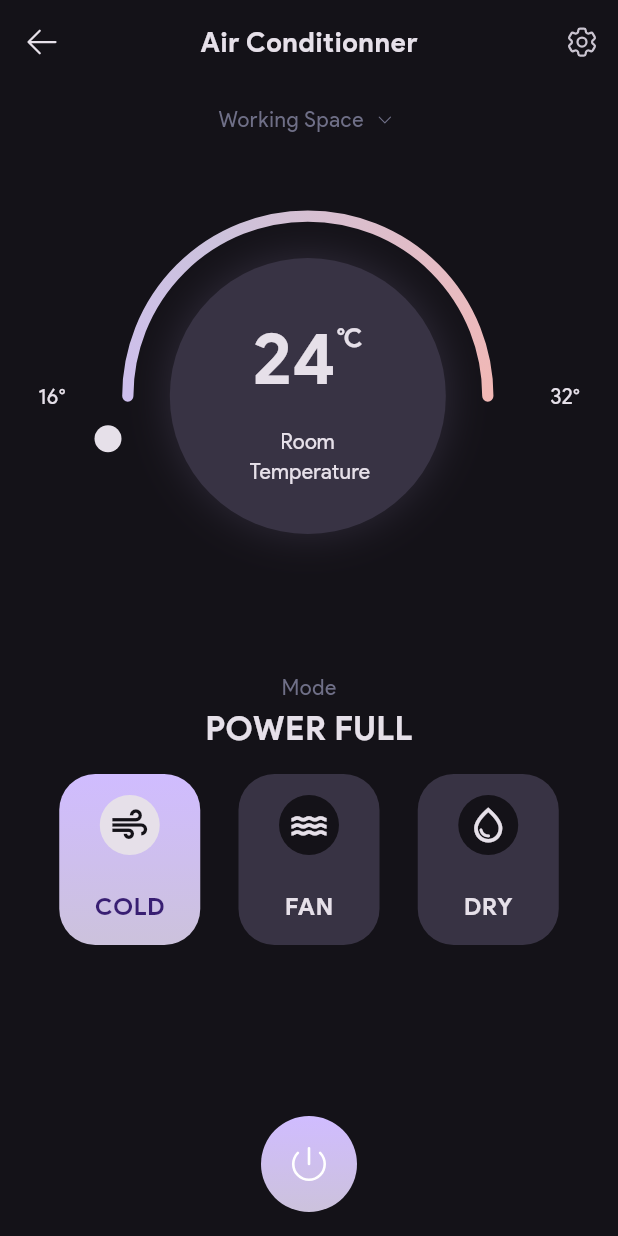
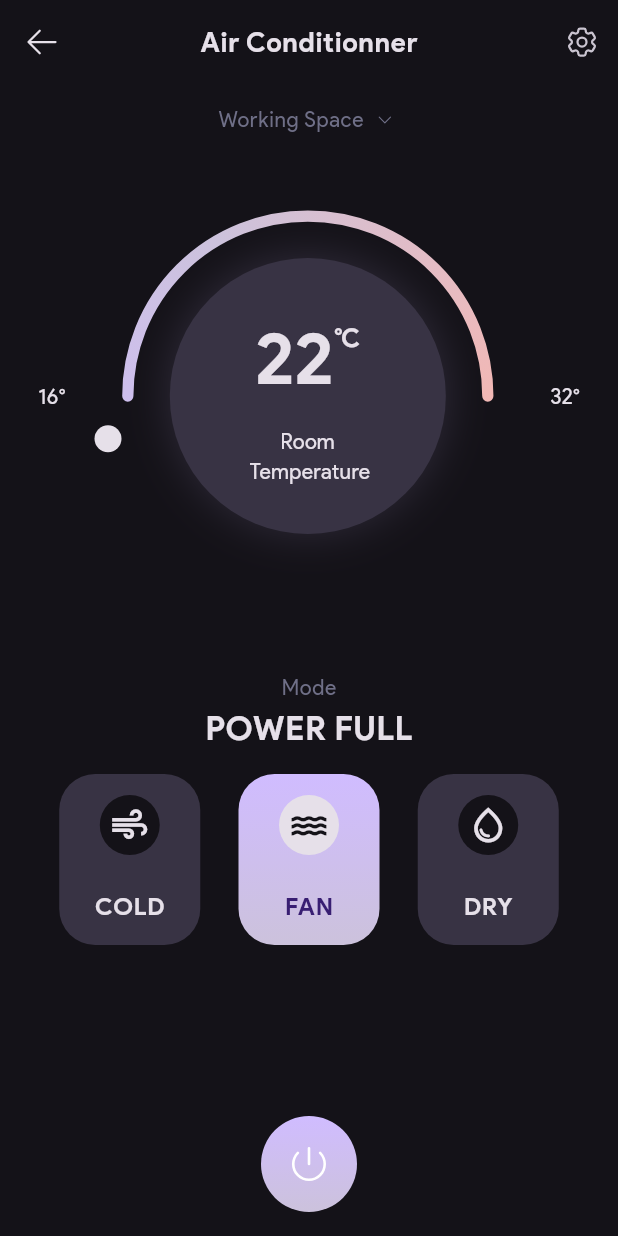
Before and after one commit to baimamboukar/smart_home_ui, a Flutter app: the screen it shows after launch, after a tap on "24", on a phone screen of 412 x 824 dp. Run offline on Flutter 3.47's test engine with Material 2 defaults, Android fonts, the phone set to English and light mode, and no system bars; drawn by our look-alikes of flutter_platform_widgets; our stand-ins replace bloc, flex_color_scheme, go_router, heroicons, redacted; generated files the repository leaves out were written again; network calls fail.

Commit message:
refactor: air_conditionner_view

```diff
--- a/lib/home/view/air_conditionner.dart
+++ b/lib/home/view/air_conditionner.dart
@@ -1,7 +1,10 @@
 import 'package:flutter/material.dart';
+import 'package:flutter_platform_widgets/flutter_platform_widgets.dart';
 import 'package:heroicons/heroicons.dart';
 import 'package:smart_home_ui/app/extensions/context.dart';
 import 'package:smart_home_ui/app/extensions/spacing.dart';
+import 'package:smart_home_ui/home/view/widgets/air_conditionner_preference_box.dart';
+import 'package:smart_home_ui/home/view/widgets/gradient_fab.dart';
 import 'package:smart_home_ui/home/view/widgets/slider.dart';
 
 class AirConditionner extends StatefulWidget {
@@ -17,27 +20,13 @@ class _AirConditionnerState extends State<AirConditionner> {
     return Scaffold(
       floatingActionButtonLocation: FloatingActionButtonLocation.centerFloat,
       floatingActionButton: InkWell(
-        onTap: () {},
-        child: Container(
-          height: 64,
-          width: 64,
-          decoration: BoxDecoration(
-            gradient: LinearGradient(
-              begin: Alignment.topCenter,
-              end: Alignment.bottomCenter,
-              colors: [
-                context.colorScheme.primary,
-                context.colorScheme.secondary,
-              ],
-            ),
-            shape: BoxShape.circle,
-          ),
-          child: const HeroIcon(
-            HeroIcons.power,
-            size: 28,
-            style: HeroIconStyle.solid,
-          ),
-        ),
+        onTap: () async {
+          await showPlatformDialog<void>(
+            context: context,
+            builder: (context) => const _TurnOffDialog(),
+          );
+        },
+        child: const GradientFAB(icon: HeroIcons.power),
       ),
       appBar: AppBar(
         centerTitle: true,
@@ -81,11 +70,66 @@ class _AirConditionnerState extends State<AirConditionner> {
             ),
             SizedBox(
               height: 320,
-              child: Hero(
-                tag: '0-air-conditionner',
               child: CircularSlider(
-                  onAngleChanged: (angle) {},
-                  center: Center(
+                onAngleChanged: (angle) => sliderAngle.value = angle,
+                center: const _InnerSliderBox(),
+              ),
+            ),
+            24.vGap,
+            Text(
+              'Mode',
+              style: context.textTheme.bodyLarge!.copyWith(
+                color: context.subtitleColor,
+                fontSize: 14,
+              ),
+            ),
+            Text(
+              'POWER FULL',
+              style: context.textTheme.bodyLarge!.copyWith(
+                fontWeight: FontWeight.bold,
+                fontSize: 22,
+              ),
+            ),
+            14.vGap,
+            const Row(
+              mainAxisAlignment: MainAxisAlignment.spaceEvenly,
+              children: [
+                AirConditionnerPreferenceBox(
+                  icon: Icons.air,
+                  index: 0,
+                  preference: 'COLD',
+                ),
+                AirConditionnerPreferenceBox(
+                  icon: Icons.water,
+                  preference: 'FAN',
+                  index: 1,
+                ),
+                AirConditionnerPreferenceBox(
+                  icon: Icons.water_drop_outlined,
+                  preference: 'DRY',
+                  index: 2,
+                ),
+              ],
+            ),
+          ],
+        ),
+      ),
+    );
+  }
+}
+
+class SliderAngleWatcher extends ValueNotifier<double> {
+  SliderAngleWatcher() : super(0);
+}
+
+final sliderAngle = SliderAngleWatcher();
+
+class _InnerSliderBox extends StatelessWidget {
+  const _InnerSliderBox();
+
+  @override
+  Widget build(BuildContext context) {
+    return Center(
       child: Container(
         width: 184,
         height: 184,
@@ -94,8 +138,7 @@ class _AirConditionnerState extends State<AirConditionner> {
           shape: BoxShape.circle,
           boxShadow: [
             BoxShadow(
-                            color:
-                                context.colorScheme.primary.withOpacity(0.15),
+              color: context.colorScheme.primary.withOpacity(0.15),
               offset: const Offset(0, -1),
               blurRadius: 24,
             ),
@@ -108,13 +151,18 @@ class _AirConditionnerState extends State<AirConditionner> {
             Row(
               mainAxisAlignment: MainAxisAlignment.center,
               children: [
-                              Text(
-                                '24',
-                                style:
-                                    context.textTheme.headlineMedium!.copyWith(
+                ValueListenableBuilder(
+                  valueListenable: sliderAngle,
+                  builder: (context, value, child) {
+                    return Text(
+                      //'${value.toInt()}',
+                      '22',
+                      style: context.textTheme.headlineMedium!.copyWith(
                         fontWeight: FontWeight.bold,
                         fontSize: 48,
                       ),
+                    );
+                  },
                 ),
                 Transform.translate(
                   offset: const Offset(0, -14.5),
@@ -136,118 +184,39 @@ class _AirConditionnerState extends State<AirConditionner> {
           ],
         ),
       ),
-                  ),
-                ),
-              ),
-            ),
-            24.vGap,
-            Text(
-              'Mode',
-              style: context.textTheme.bodyLarge!.copyWith(
-                color: context.subtitleColor,
-                fontSize: 14,
-              ),
-            ),
-            Text(
-              'POWER FULL',
-              style: context.textTheme.bodyLarge!.copyWith(
-                fontWeight: FontWeight.bold,
-                fontSize: 22,
-              ),
-            ),
-            14.vGap,
-            const Row(
-              mainAxisAlignment: MainAxisAlignment.spaceEvenly,
-              children: [
-                _AirConditionnerPreferenceBox(
-                  icon: Icons.air,
-                  selected: true,
-                  preference: 'COLD',
-                ),
-                _AirConditionnerPreferenceBox(
-                  icon: Icons.water,
-                  preference: 'FAN',
-                ),
-                _AirConditionnerPreferenceBox(
-                  icon: Icons.water_drop_outlined,
-                  preference: 'DRY',
-                ),
-              ],
-            ),
-          ],
-        ),
-      ),
     );
   }
 }
 
-class _AirConditionnerPreferenceBox extends StatelessWidget {
-  const _AirConditionnerPreferenceBox({
-    required this.icon,
-    required this.preference,
-    // ignore: unused_element
-    this.selected = false,
-  });
-  final IconData icon;
-  final bool selected;
-  final String preference;
+class _TurnOffDialog extends StatelessWidget {
+  const _TurnOffDialog();
 
   @override
   Widget build(BuildContext context) {
-    return Container(
-      height: 114,
-      width: 94,
-      decoration: BoxDecoration(
-        gradient: selected
-            ? LinearGradient(
-                begin: Alignment.topCenter,
-                end: Alignment.bottomCenter,
-                colors: [
-                  context.colorScheme.primary,
-                  context.colorScheme.secondary,
-                ],
-              )
-            : null,
-        color: !selected ? context.boxColor : null,
-        borderRadius: BorderRadius.circular(24),
+    return PlatformAlertDialog(
+      content: const Text(
+        'Are you sure you want to turn off the air conditionner?',
       ),
-      child: Padding(
-        padding: const EdgeInsets.all(14),
-        child: Column(
-          children: [
-            Container(
-              width: 40,
-              height: 40,
-              decoration: BoxDecoration(
-                color: !selected
-                    ? context.colorScheme.background
-                    : context.colorScheme.onBackground,
-                shape: BoxShape.circle,
-              ),
-              child: Center(
-                child: Icon(
-                  icon,
-                  size: 28,
-                  color: !selected
-                      ? context.colorScheme.onBackground
-                      : context.colorScheme.background,
+      actions: [
+        PlatformDialogAction(
+          onPressed: () => Navigator.of(context).pop(),
+          child: Text(
+            'Cancel',
+            style: context.textTheme.bodyLarge!.copyWith(
+              color: context.colorScheme.error,
             ),
           ),
         ),
-            const Spacer(),
-            Text(
-              preference,
+        PlatformDialogAction(
+          onPressed: () => Navigator.of(context).pop(),
+          child: Text(
+            'Turn off',
             style: context.textTheme.bodyLarge!.copyWith(
-                fontSize: 16,
-                color: !selected
-                    ? context.colorScheme.onBackground
-                    : context.colorScheme.onPrimary,
-                fontWeight: FontWeight.bold,
+              color: context.colorScheme.primary,
+            ),
           ),
         ),
       ],
-        ),
-      ),
     );
   }
 }
--- /dev/null
+++ b/lib/home/view/widgets/air_conditionner_preference_box.dart
@@ -0,0 +1,88 @@
+import 'package:flutter/material.dart';
+import 'package:smart_home_ui/app/extensions/context.dart';
+
+class _PeferencesSwitcher extends ValueNotifier<int> {
+  _PeferencesSwitcher() : super(1);
+}
+
+final selectedIndex = _PeferencesSwitcher();
+
+class AirConditionnerPreferenceBox extends StatelessWidget {
+  const AirConditionnerPreferenceBox({
+    required this.icon,
+    required this.preference, // ignore: unused_element
+    required this.index,
+    super.key,
+  });
+  final IconData icon;
+  final int index;
+  final String preference;
+
+  @override
+  Widget build(BuildContext context) {
+    return ValueListenableBuilder(
+      valueListenable: selectedIndex,
+      builder: (context, activeIndex, _) {
+        return GestureDetector(
+          onTap: () => selectedIndex.value = index,
+          child: AnimatedContainer(
+            duration: const Duration(milliseconds: 500),
+            height: 114,
+            width: 94,
+            decoration: BoxDecoration(
+              gradient: index == selectedIndex.value
+                  ? LinearGradient(
+                      begin: Alignment.topCenter,
+                      end: Alignment.bottomCenter,
+                      colors: [
+                        context.colorScheme.primary,
+                        context.colorScheme.secondary,
+                      ],
+                    )
+                  : null,
+              color: !(index == selectedIndex.value) ? context.boxColor : null,
+              borderRadius: BorderRadius.circular(24),
+            ),
+            child: Padding(
+              padding: const EdgeInsets.all(14),
+              child: Column(
+                children: [
+                  Container(
+                    width: 40,
+                    height: 40,
+                    decoration: BoxDecoration(
+                      color: !(index == selectedIndex.value)
+                          ? context.colorScheme.background
+                          : context.colorScheme.onBackground,
+                      shape: BoxShape.circle,
+                    ),
+                    child: Center(
+                      child: Icon(
+                        icon,
+                        size: 28,
+                        color: !(index == selectedIndex.value)
+                            ? context.colorScheme.onBackground
+                            : context.colorScheme.background,
+                      ),
+                    ),
+                  ),
+                  const Spacer(),
+                  Text(
+                    preference,
+                    style: context.textTheme.bodyLarge!.copyWith(
+                      fontSize: 16,
+                      color: !(index == selectedIndex.value)
+                          ? context.colorScheme.onBackground
+                          : context.colorScheme.onPrimary,
+                      fontWeight: FontWeight.bold,
+                    ),
+                  ),
+                ],
+              ),
+            ),
+          ),
+        );
+      },
+    );
+  }
+}
--- /dev/null
+++ b/lib/home/view/widgets/gradient_fab.dart
@@ -0,0 +1,35 @@
+import 'package:flutter/material.dart';
+import 'package:heroicons/heroicons.dart';
+import 'package:smart_home_ui/app/extensions/context.dart';
+
+class GradientFAB extends StatelessWidget {
+  const GradientFAB({
+    required this.icon,
+    super.key,
+  });
+  final HeroIcons icon;
+
+  @override
+  Widget build(BuildContext context) {
+    return Container(
+      height: 64,
+      width: 64,
+      decoration: BoxDecoration(
+        gradient: LinearGradient(
+          begin: Alignment.topCenter,
+          end: Alignment.bottomCenter,
+          colors: [
+            context.colorScheme.primary,
+            context.colorScheme.secondary,
+          ],
+        ),
+        shape: BoxShape.circle,
+      ),
+      child: HeroIcon(
+        icon,
+        size: 28,
+        style: HeroIconStyle.solid,
+      ),
+    );
+  }
+}
--- a/lib/home/view/widgets/linked_device_box.dart
+++ b/lib/home/view/widgets/linked_device_box.dart
@@ -1,8 +1,16 @@
+// ignore_for_file: avoid_positional_boolean_parameters
+
 import 'package:flutter/material.dart';
 import 'package:go_router/go_router.dart';
 import 'package:heroicons/heroicons.dart';
+import 'package:redacted/redacted.dart';
 import 'package:smart_home_ui/app/extensions/context.dart';
 import 'package:smart_home_ui/home/data/models/device.dart';
+
+class _SwitchNotifier extends ValueNotifier<bool> {
+  _SwitchNotifier(super.value);
+  void toggle() => value = !value;
+}
 
 class DeviceBox extends StatelessWidget {
   const DeviceBox({
@@ -12,15 +20,19 @@ class DeviceBox extends StatelessWidget {
   final Device device;
   @override
   Widget build(BuildContext context) {
+    final switchNotifier = _SwitchNotifier(device.isActive);
     return GestureDetector(
       onTap: () => context.pushNamed('air-conditionner'),
-      child: AnimatedContainer(
-        duration: const Duration(milliseconds: 300),
-        curve: Curves.easeInOut,
+      child: ValueListenableBuilder(
+        valueListenable: switchNotifier,
+        builder: (context, active, _) {
+          return AnimatedContainer(
+            duration: const Duration(milliseconds: 400),
+            //  curve: Curves.easeInOut,
             height: 200,
             decoration: BoxDecoration(
-          color: !device.isActive ? context.boxColor : null,
-          gradient: device.isActive
+              color: !active ? context.boxColor : null,
+              gradient: active
                   ? LinearGradient(
                       begin: Alignment.topCenter,
                       end: Alignment.bottomCenter,
@@ -45,7 +57,7 @@ class DeviceBox extends StatelessWidget {
                         width: 45,
                         height: 45,
                         decoration: BoxDecoration(
-                      color: device.isActive
+                          color: active
                               ? context.colorScheme.onBackground
                               : context.colorScheme.background,
                           shape: BoxShape.circle,
@@ -58,7 +70,7 @@ class DeviceBox extends StatelessWidget {
                               replacement: Icon(
                                 device.icon.material,
                                 size: 28,
-                            color: !device.isActive
+                                color: !active
                                     ? context.colorScheme.onBackground
                                     : context.colorScheme.background,
                               ),
@@ -67,7 +79,7 @@ class DeviceBox extends StatelessWidget {
                                     ? device.icon.hero!
                                     : HeroIcons.variable,
                                 size: 28,
-                            color: !device.isActive
+                                color: !active
                                     ? context.colorScheme.onBackground
                                     : context.colorScheme.background,
                               ),
@@ -91,7 +103,8 @@ class DeviceBox extends StatelessWidget {
                                   offset: const Offset(0, -7.5),
                                   child: Text(
                                     device.state.indicator,
-                                style: context.textTheme.bodyLarge!.copyWith(
+                                    style:
+                                        context.textTheme.bodyLarge!.copyWith(
                                       fontSize: 14,
                                       fontWeight: FontWeight.bold,
                                     ),
@@ -124,23 +137,25 @@ class DeviceBox extends StatelessWidget {
                     style: context.textTheme.bodyLarge!.copyWith(
                       fontSize: 15,
                       fontWeight: FontWeight.bold,
-                  color: device.isActive
+                      color: active
                           ? context.colorScheme.background
                           : context.colorScheme.onBackground,
                     ),
                   ),
                   Switch.adaptive(
-                value: device.isActive,
+                    value: active,
                     applyCupertinoTheme: true,
                     activeColor: context.colorScheme.onBackground,
                     activeTrackColor: context.colorScheme.background,
                     inactiveTrackColor: Colors.transparent,
                     inactiveThumbColor: context.colorScheme.onBackground,
-                onChanged: (state) => device.isActive = state,
+                    onChanged: (state) => switchNotifier.value = state,
                   ),
                 ],
               ),
             ),
+          ).redacted(context: context, redact: false);
+        },
       ),
     );
   }
--- a/lib/home/view/widgets/power_consumption_box.dart
+++ b/lib/home/view/widgets/power_consumption_box.dart
@@ -1,5 +1,6 @@
 import 'package:flutter/material.dart';
 import 'package:heroicons/heroicons.dart';
+import 'package:redacted/redacted.dart';
 import 'package:smart_home_ui/app/extensions/context.dart';
 import 'package:smart_home_ui/app/extensions/spacing.dart';
 
@@ -84,6 +85,6 @@ class PowerConsumptionBox extends StatelessWidget {
           ],
         ),
       ),
-    );
+    ).redacted(context: context, redact: false);
   }
 }
```
Lines whose indentation alone changed are shown as unchanged.
